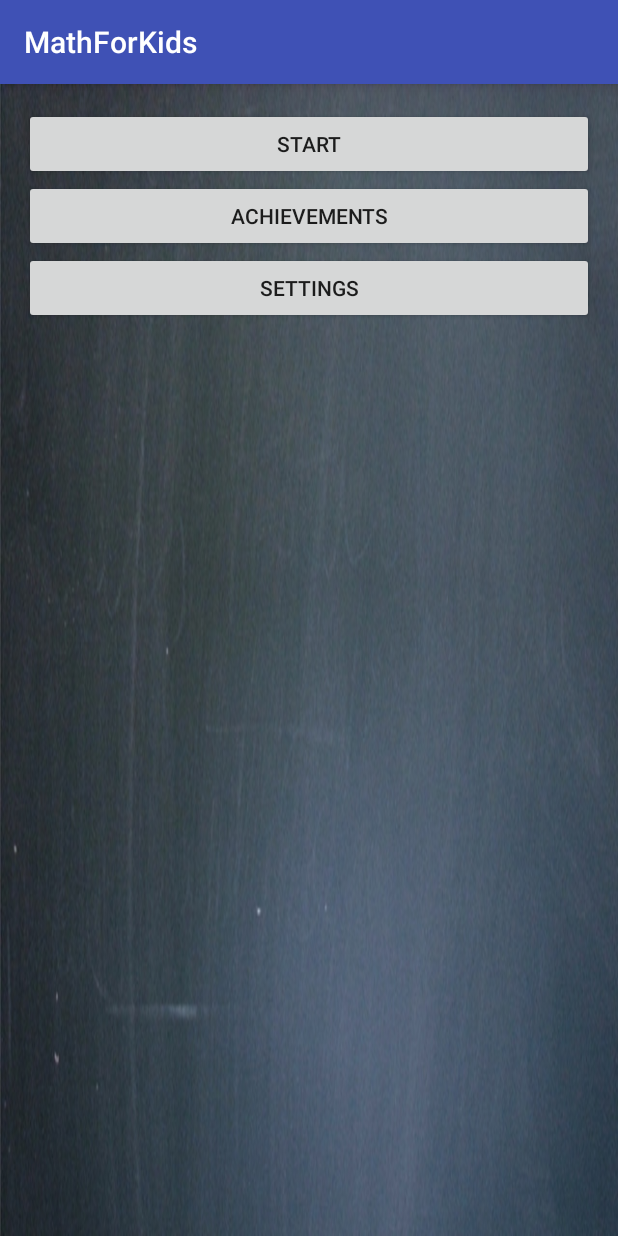
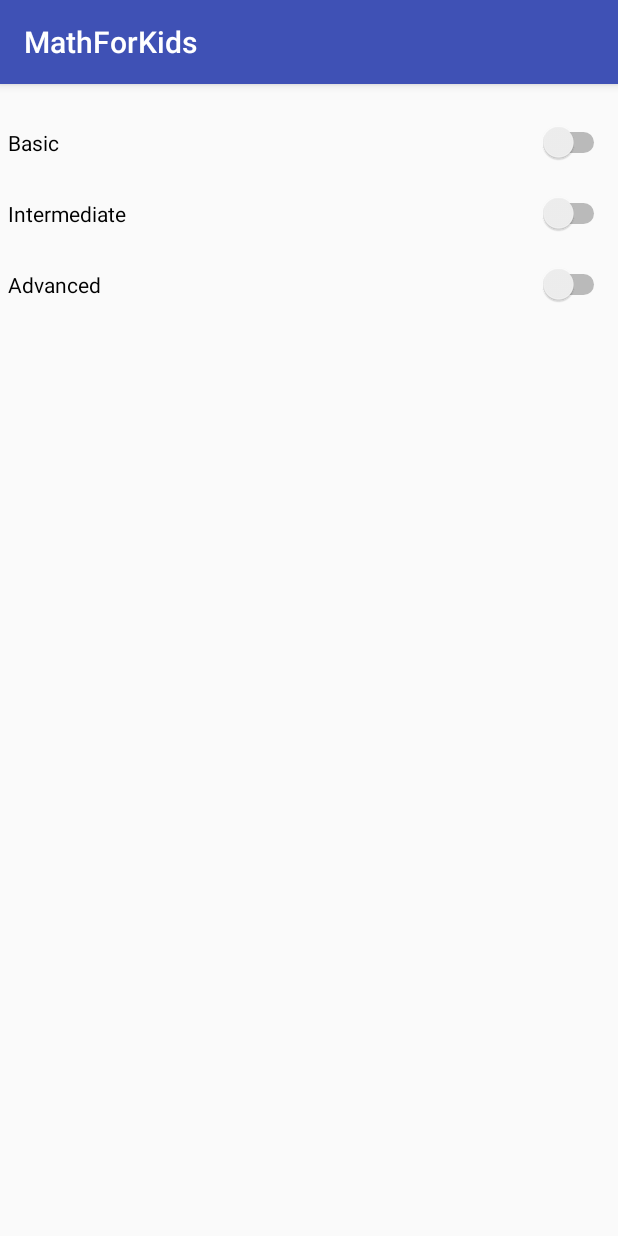
Before and after one commit to JC626/MathForKids, an Android app: the screen it shows after launch (MainActivity before the commit, SettingsActivity after it), after a tap on "SETTINGS", on a phone screen of 412 x 824 dp. Run offline under Robolectric (Android 15) with nearby library versions, the phone set to English and light mode, and no system bars.

Commit message:
Working gui for settings

```diff
--- a/app/src/main/java/com/welovekids/mathforkids/MainActivity.java
+++ b/app/src/main/java/com/welovekids/mathforkids/MainActivity.java
@@ -51,7 +51,8 @@ public class MainActivity extends AppCompatActivity {
         settings.setOnClickListener(new View.OnClickListener() {
 
             public void onClick(View view) {
-
+                Intent intent = new Intent(MainActivity.this, SettingsActivity.class);
+                startActivity(intent);
             }
         });
     }
--- a/app/src/main/java/com/welovekids/mathforkids/SettingsActivity.java
+++ b/app/src/main/java/com/welovekids/mathforkids/SettingsActivity.java
@@ -16,11 +16,11 @@ public class SettingsActivity extends AppCompatActivity {
     @Override
     protected void onCreate(Bundle savedInstanceState) {
         super.onCreate(savedInstanceState);
-        setContentView(R.layout.activity_main);
+        setContentView(R.layout.activity_settings);
 
         basic = (Switch) findViewById(R.id.basic);
         intermediate = (Switch) findViewById(R.id.intermediate);
-        basic = (Switch) findViewById(R.id.advanced);
+        advanced = (Switch) findViewById(R.id.advanced);
         //set the switch to OFF
         basic.setChecked(false);
         intermediate.setChecked(false);
```
